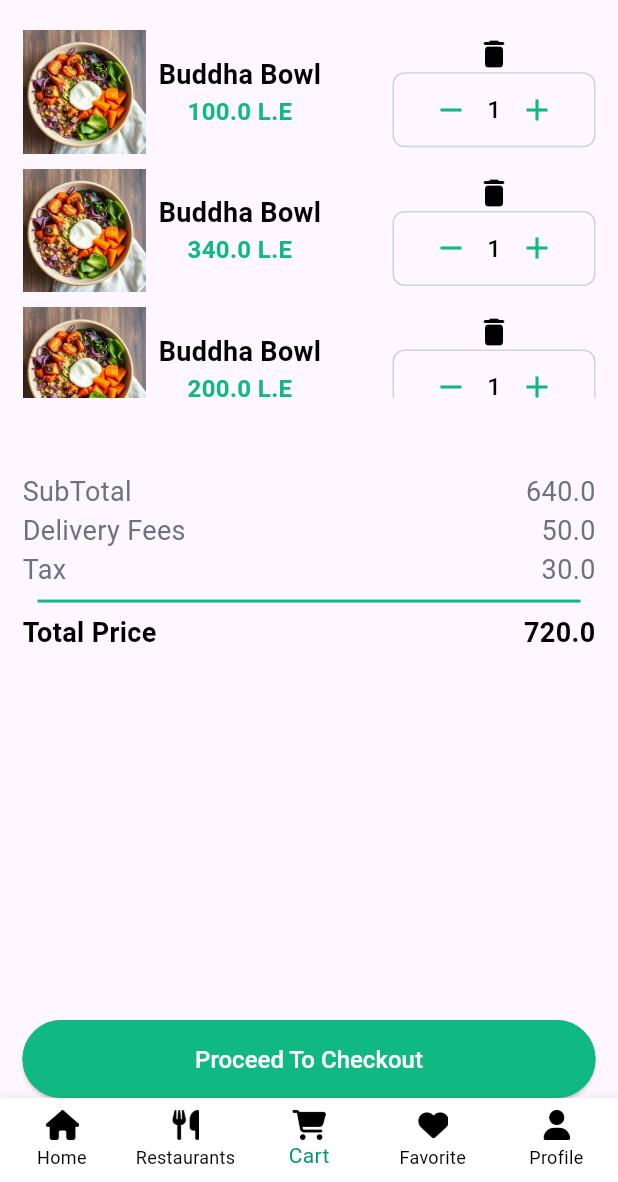
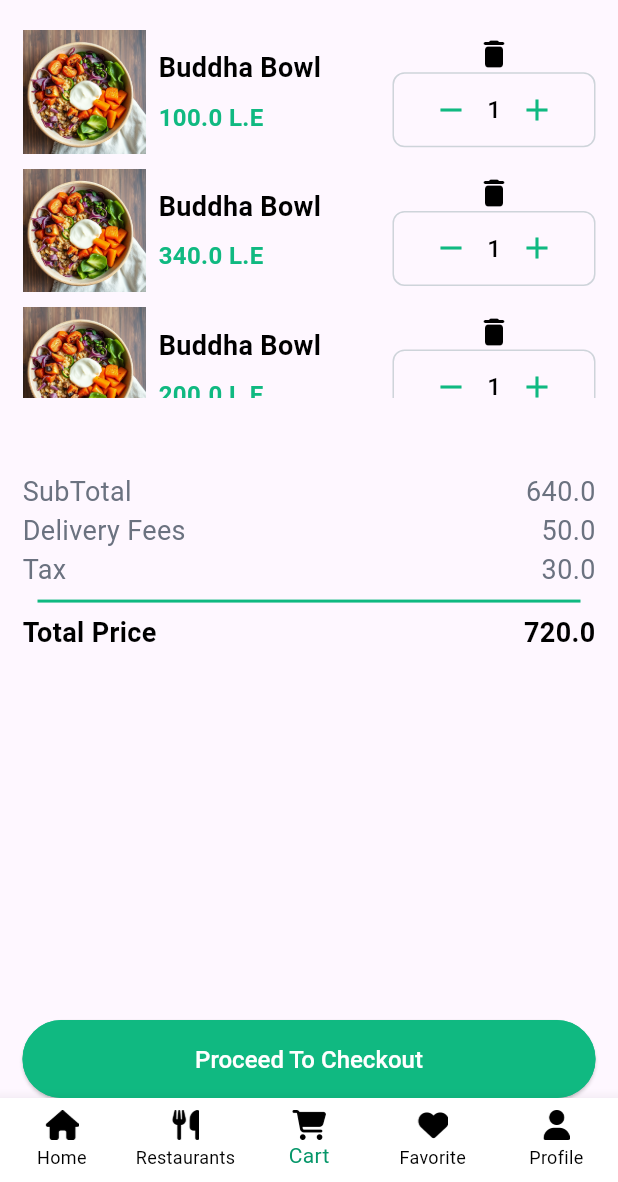
Before and after one commit to Faridaessam1/EcoEatersApp, a Flutter app: the screen it shows after launch, item 3 of the bottom bar chosen, on a phone screen of 412 x 824 dp, the part 54-1236 px from its top. Run offline on Flutter 3.47's test engine with Material 3 defaults, Android fonts, the phone set to English and light mode, and no system bars; our stand-ins replace bot_toast, flutter_easyloading.

Commit message:
*update Customer cart tab

```diff
--- a/lib/customer/cartTab/cart_tab.dart
+++ b/lib/customer/cartTab/cart_tab.dart
@@ -1,5 +1,6 @@
 import 'package:eco_eaters_app/Data/food_card_in_cart_tab_data.dart';
 import 'package:eco_eaters_app/core/widgets/custom_elevated_button.dart';
+import 'package:eco_eaters_app/customer/cartTab/widgets/food_card_widget.dart';
 import 'package:flutter/material.dart';
 
 import '../../core/constants/app_assets.dart';
@@ -55,7 +56,6 @@ double calculateSubtotal() {
   @override
   Widget build(BuildContext context) {
     var height = MediaQuery.of(context).size.height;
-    var width = MediaQuery.of(context).size.width;
     double subtotal = calculateSubtotal();
     double deliveryFees = 50;
     double tax = 30;
@@ -74,86 +74,12 @@ double calculateSubtotal() {
           children: [
             Expanded(
               child: ListView.separated(
-                itemBuilder: (BuildContext context, int index) {
-                  return Row(
-                    children: [
-                      Image.asset(
-                        cardData[index].foodImgPath,
-                        height: height * 0.10,
-                      ),
-                      SizedBox(
-                        width: width * 0.02,
-                      ),
-                      Column(
-                        children: [
-                          Text(
-                            cardData[index].foodName,
-                            style: TextStyle(
-                              color: AppColors.black,
-                              fontWeight: FontWeight.w600,
-                              fontSize: 18,
-                            ),
-                          ),
-                          SizedBox(
-                            width: height * 0.02,
-                          ),
-                          Text(
-                            "${cardData[index].foodPrice} L.E",
-                            style: TextStyle(
-                              color: AppColors.primaryColor,
-                              fontWeight: FontWeight.w600,
-                              fontSize: 16,
-                            ),
-                          ),
-                        ],
-                      ),
-                      Spacer(),
-                      Column(
-                        children: [
-                          Icon(
-                            Icons.delete_rounded,
-                            color: AppColors.black,
-                          ),
-                          Container(
-                            padding: EdgeInsets.symmetric(horizontal: 14),
-                            decoration: BoxDecoration(
-                                borderRadius: BorderRadius.circular(8),
-                                border: Border.all(
-                                  width: 1,
-                                  color: AppColors.grey,
-                                )),
-                            child: Row(
-                              mainAxisAlignment: MainAxisAlignment.start,
-                              children: [
-                                IconButton(
-                                  onPressed:() => decrement(index),
-                                  icon: Icon(
-                                    Icons.remove,
-                                  ),
-                                  color: AppColors.primaryColor,
-                                ),
-                                Text(
-                                  cardData[index].foodQuantity.toString(),
-                                  style: TextStyle(
-                                      color: AppColors.black,
-                                      fontSize: 16,
-                                      fontWeight: FontWeight.w500),
-                                ),
-                                IconButton(
-                                  onPressed:() => increment(index),
-                                  icon: Icon(
-                                    Icons.add,
-                                  ),
-                                  color: AppColors.primaryColor,
-                                ),
-                              ],
-                            ),
-                          )
-                        ],
-                      )
-                    ],
-                  );
-                },
+                itemBuilder: (BuildContext context, int index) =>
+                    FoodCardWidget(
+                  foodData: cardData[index],
+                  onIncrement:() => increment(index),
+                  onDecrement:() => decrement(index),
+                ),
                 separatorBuilder: (BuildContext context, int index) => SizedBox(height: 10,),
                 itemCount: cardData.length,
               ),
--- /dev/null
+++ b/lib/customer/cartTab/widgets/food_card_widget.dart
@@ -0,0 +1,92 @@
+import 'package:flutter/material.dart';
+import '../../../Data/food_card_in_cart_tab_data.dart';
+import '../../../core/constants/app_colors.dart';
+
+class FoodCardWidget extends StatelessWidget {
+  final FoodCardInCartTabData foodData;
+  final VoidCallback onIncrement;
+  final VoidCallback onDecrement;
+
+  const FoodCardWidget({
+    Key? key,
+    required this.foodData,
+    required this.onIncrement,
+    required this.onDecrement,
+  }) : super(key: key);
+
+  @override
+  Widget build(BuildContext context) {
+    var height = MediaQuery.of(context).size.height;
+    var width = MediaQuery.of(context).size.width;
+
+    return Row(
+      children: [
+        Image.asset(
+          foodData.foodImgPath,
+          height: height * 0.10,
+        ),
+        SizedBox(width: width * 0.02),
+        Column(
+          crossAxisAlignment: CrossAxisAlignment.start,
+          children: [
+            Text(
+              foodData.foodName,
+              style: TextStyle(
+                color: AppColors.black,
+                fontWeight: FontWeight.w600,
+                fontSize: 18,
+              ),
+            ),
+            SizedBox(height: height * 0.01),
+            Text(
+              "${foodData.foodPrice} L.E",
+              style: TextStyle(
+                color: AppColors.primaryColor,
+                fontWeight: FontWeight.w600,
+                fontSize: 16,
+              ),
+            ),
+          ],
+        ),
+        Spacer(),
+        Column(
+          children: [
+            Icon(
+              Icons.delete_rounded,
+              color: AppColors.black,
+            ),
+            Container(
+              padding: EdgeInsets.symmetric(horizontal: 14),
+              decoration: BoxDecoration(
+                borderRadius: BorderRadius.circular(8),
+                border: Border.all(width: 1, color: AppColors.grey),
+              ),
+              child: Row(
+                children: [
+                  IconButton(
+                    onPressed: onDecrement,
+                    icon: Icon(Icons.remove),
+                    color: AppColors.primaryColor,
+                  ),
+                  Text(
+                    foodData.foodQuantity.toString(),
+                    style: TextStyle(
+                      color: AppColors.black,
+                      fontSize: 16,
+                      fontWeight: FontWeight.w500,
+                    ),
+                  ),
+                  IconButton(
+                    onPressed: onIncrement,
+                    icon: Icon(Icons.add),
+                    color: AppColors.primaryColor,
+                  ),
+                ],
+              ),
+            )
+          ],
+        )
+      ],
+    );
+  }
+}
```
